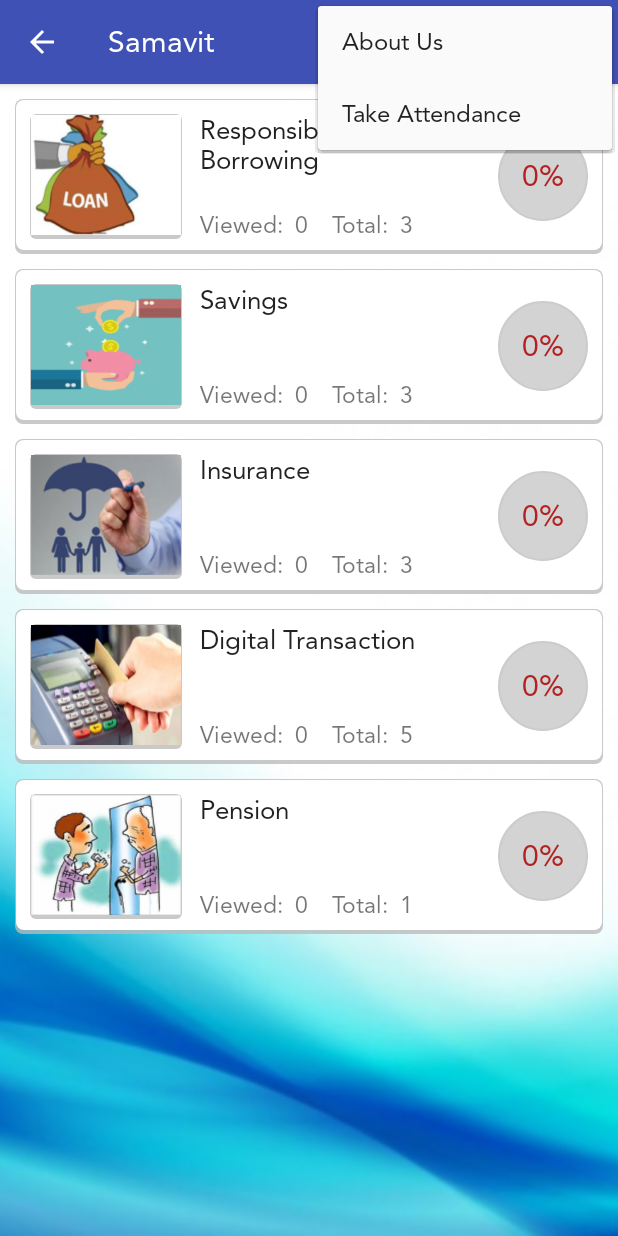
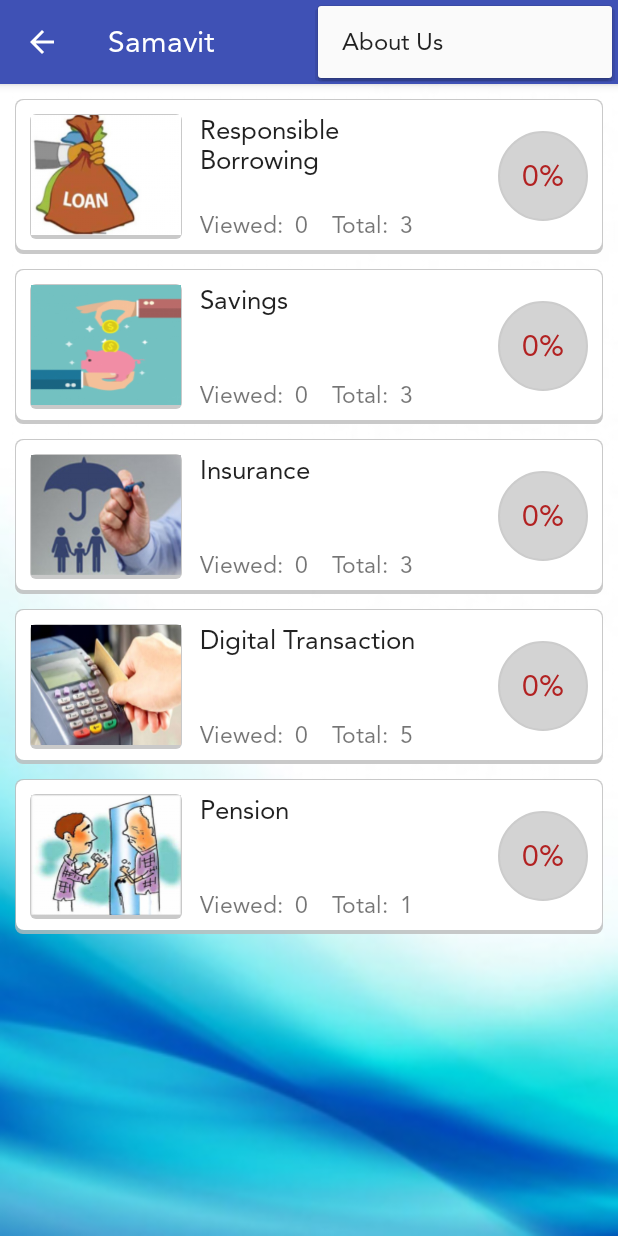
Before and after one commit to raaviranjan/samavit, an Android app: the ModuleCompulsory screen opened directly, with no data from a screen before it, with the options menu open, on a phone screen of 412 x 824 dp. Run offline under Robolectric (Android 15) with nearby library versions, the light colour scheme and no system bars; 3 statements that could not run were skipped.

Commit message:
attendance button added to module page

```diff
--- a/app/src/main/java/com/example/ravi/mfi/ModuleCompulsory.java
+++ b/app/src/main/java/com/example/ravi/mfi/ModuleCompulsory.java
@@ -8,6 +8,7 @@ import android.support.v7.app.AppCompatActivity;
 import android.view.Menu;
 import android.view.MenuItem;
 import android.view.View;
+import android.widget.Button;
 import android.widget.LinearLayout;
 import android.widget.RelativeLayout;
 import android.widget.TextView;
@@ -25,6 +26,7 @@ public class ModuleCompulsory extends AppCompatActivity {
     RelativeLayout comp_rlModule1, comp_rlModule2, comp_rlModule3, comp_rlModule4,des_rlModule2;
     TextView comp_tvViewsModule1, comp_tvViewsModule2, comp_tvViewsModule3, comp_tvViewsModule4,desi_tvViewsModule2;
     TextView comp_tvPer1, comp_tvPer2, comp_tvPer3, comp_tvPer4, desi_tvPer2;
+    Button comp_attendance_btn;
     String gName,gId,clicked,groupNameAndID,lang;
     SharedPreferences preferences;
     LinearLayout llGrpNameAndId;
@@ -46,6 +48,7 @@ public class ModuleCompulsory extends AppCompatActivity {
         llGrpNameAndId = findViewById(R.id.comp_llGrpNameAndId);
         tv_gName_on_Module = findViewById(R.id.comp_tv_gName_on_Module);
         tv_gId_on_Module = findViewById(R.id.comp_tv_gId_on_Module);
+        comp_attendance_btn = findViewById(R.id.comp_Attendance_btn);
 
         clicked = preferences.getString("clicked",null);
 
@@ -54,9 +57,18 @@ public class ModuleCompulsory extends AppCompatActivity {
             gId = preferences.getString("group_id",null);
             groupNameAndID = gName + gId;
             llGrpNameAndId.setVisibility(View.VISIBLE);
+            comp_attendance_btn.setVisibility(View.VISIBLE);
             tv_gName_on_Module.setText(getResources().getString(R.string.group_name_module) + gName);
             tv_gId_on_Module.setText(getResources().getString(R.string.group_id_module) + gId);
         }
+
+        comp_attendance_btn.setOnClickListener(new View.OnClickListener() {
+            @Override
+            public void onClick(View view) {
+                Intent intent = new Intent(ModuleCompulsory.this, Attendance.class);
+                startActivity(intent);
+            }
+        });
 
         if(clicked.equals("User"))
             viewed = getFromPref("views");
@@ -142,19 +154,7 @@ public class ModuleCompulsory extends AppCompatActivity {
             Intent intent = new Intent(ModuleCompulsory.this, About.class);
             startActivity(intent);
         }
-        if (id == R.id.attendance) {
-            Intent intent = new Intent(ModuleCompulsory.this, Attendance.class);
-            startActivity(intent);
-        }
         return super.onOptionsItemSelected(item);
-    }
-
-    @Override
-    public boolean onPrepareOptionsMenu (Menu menu) {
-        if (clicked.equals("User")) {
-            menu.findItem(R.id.attendance).setEnabled(false).setVisible(false);
-        }
-        return true;
     }
 
     public int[][] getFromPref(String name) {
--- a/app/src/main/res/layout/attendance.xml
+++ b/app/src/main/res/layout/attendance.xml
@@ -143,6 +143,7 @@
                         android:layout_width="match_parent"
                         android:layout_height="match_parent"
                         android:layout_weight="80"
+                        android:clickable="true"
                         android:src="@drawable/small_loc_icon"
                         android:background="@android:color/transparent"/>
                 </LinearLayout>
--- a/app/src/main/res/layout/module_compulsory.xml
+++ b/app/src/main/res/layout/module_compulsory.xml
@@ -9,6 +9,18 @@
         android:layout_width="match_parent"
         android:layout_height="match_parent"
         android:padding="10dp">
+
+        <Button
+            style="@style/Widget.AppCompat.Button.Borderless"
+            android:layout_width="wrap_content"
+            android:layout_height="wrap_content"
+            android:text="@string/take_attendance"
+            android:background="@drawable/border_lang"
+            android:layout_marginBottom="10dp"
+            android:layout_gravity="center"
+            android:visibility="gone"
+            android:id="@+id/comp_Attendance_btn"
+            android:textAppearance="@style/TextAppearance.AppCompat.Body2" />
 
         <!--group name and group id-->
         <LinearLayout
--- a/app/src/main/res/menu/menu.xml
+++ b/app/src/main/res/menu/menu.xml
@@ -7,10 +7,5 @@
         android:orderInCategory="100"
         android:title="@string/about_us"
         app:showAsAction="never" />
-    <item
-        android:id="@+id/attendance"
-        android:orderInCategory="100"
-        android:title="@string/take_attendance"
-        app:showAsAction="never" />
 
 </menu>
```
Also changed, not shown: app/src/main/java/com/example/ravi/mfi/Attendance.java (+8 -1 lines), app/src/main/java/com/example/ravi/mfi/ModuleDesirable.java (+12 -12 lines), app/src/main/java/com/example/ravi/mfi/ModuleSupplementary.java (+12 -12 lines), app/src/main/java/com/example/ravi/mfi/SubModule2.java (+0 -11 lines), app/src/main/res/layout/module_desirable.xml (+12 -0 lines), app/src/main/res/layout/module_supp.xml (+12 -0 lines), 10 other files.
